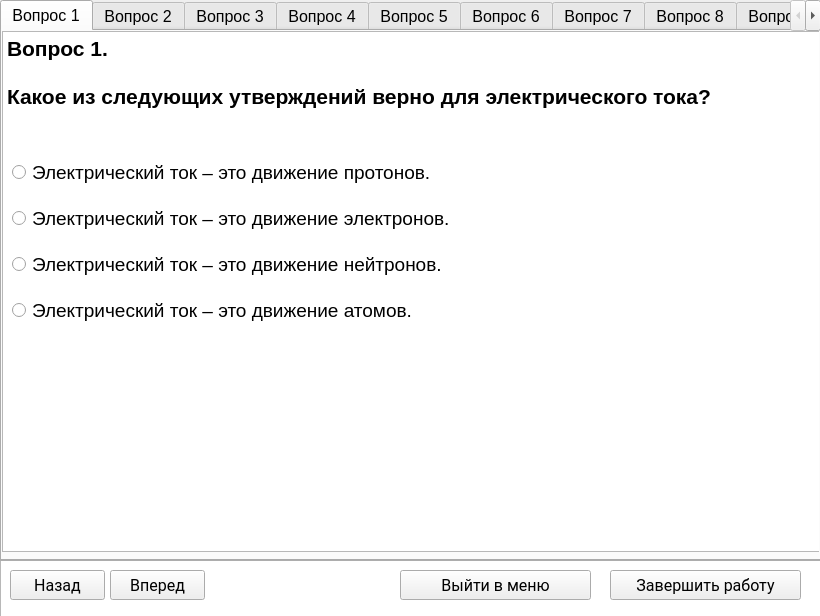
The window that ui/test_template.ui (vemneyy/educational-practice-gui) describes before a commit, drawn with Qt 5.
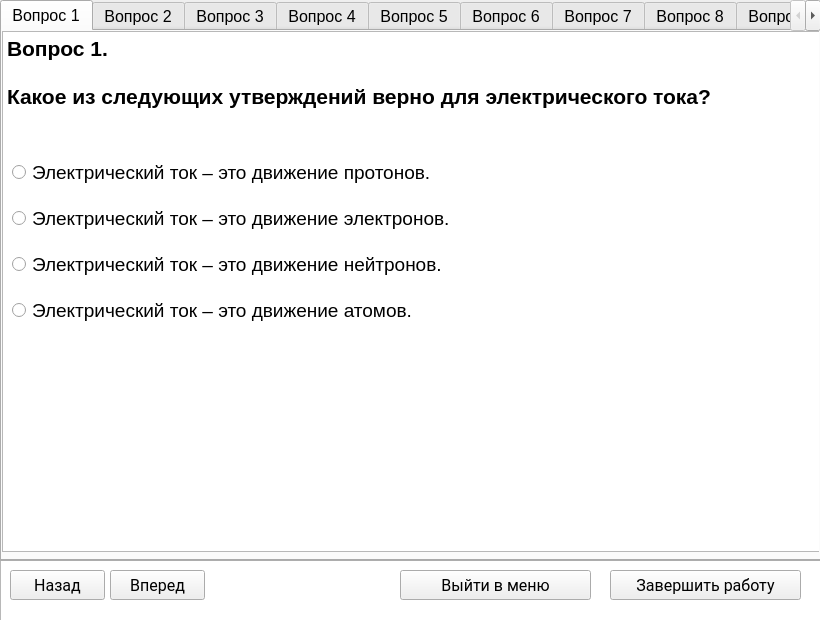
The same window after the commit. Icons and pictures are not drawn.

Patch:
```diff
--- a/ui/test_template.ui
+++ b/ui/test_template.ui
@@ -7,19 +7,19 @@
     <x>0</x>
     <y>0</y>
     <width>820</width>
-    <height>616</height>
+    <height>620</height>
    </rect>
   </property>
   <property name="minimumSize">
    <size>
-    <width>0</width>
-    <height>0</height>
+    <width>820</width>
+    <height>620</height>
    </size>
   </property>
   <property name="maximumSize">
    <size>
-    <width>1055</width>
-    <height>690</height>
+    <width>820</width>
+    <height>620</height>
    </size>
   </property>
   <property name="windowTitle">
```
Left out of the diff: 42 changed lines with no effect on the pictures.
